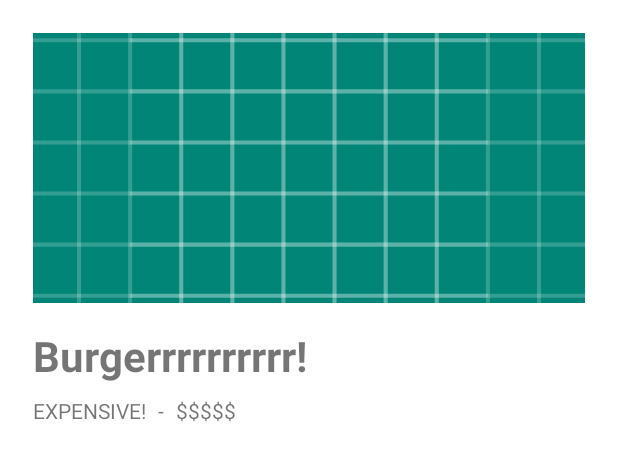
After one commit to kevoroid/MVVM_androidSample, an Android app: the layout bottom_sheet_item_detail.xml on its own in the app's theme, with its tools: preview values and no code run, on a phone screen of 412 x 824 dp. The commit adds this screen. Shown: the top 460 px of the screen. Run offline under Robolectric (Android 15) with nearby library versions, the phone set to English and light mode, and no system bars.

Commit message:
implementing bottomsheet helper class

```diff
--- /dev/null
+++ b/app/src/main/java/com/kevoroid/foodshop/utils/BottomSheetHelper.java
@@ -0,0 +1,49 @@
+package com.kevoroid.foodshop.utils;
+
+import android.content.Context;
+import android.view.View;
+import android.widget.ImageView;
+import android.widget.TextView;
+import com.google.android.material.bottomsheet.BottomSheetDialog;
+import com.kevoroid.foodshop.R;
+import com.kevoroid.foodshop.apis.RetroMaster;
+import com.kevoroid.foodshop.models.Product;
+import com.squareup.picasso.Callback;
+import com.squareup.picasso.Picasso;
+
+import java.util.Objects;
+
+public class BottomSheetHelper {
+
+	public static void showProductDetails(Context context, Product product) {
+		System.out.println("FoodFragment.showProductDetails");
+		View bottomSheetView = View.inflate(context, R.layout.bottom_sheet_item_detail, null);
+		BottomSheetDialog bottomSheetDialog = new BottomSheetDialog(Objects.requireNonNull(context));
+		bottomSheetDialog.setContentView(bottomSheetView);
+
+		TextView itemName = (TextView) bottomSheetView.findViewById(R.id.item_detail_name);
+		ImageView itemImage = (ImageView) bottomSheetView.findViewById(R.id.item_detail_image);
+		TextView itemPrice = (TextView) bottomSheetView.findViewById(R.id.item_detail_price);
+		TextView itemCurrency = (TextView) bottomSheetView.findViewById(R.id.item_detail_currency);
+
+		itemName.setText(product.getName());
+		itemPrice.setText(product.getSalePrice().getAmount());
+		itemCurrency.setText(product.getSalePrice().getCurrency());
+		Picasso.get().load(RetroMaster.BASE_URL + product.getImageUrl()).into(itemImage, new Callback() {
+			@Override
+			public void onSuccess() {
+			}
+
+			@Override
+			public void onError(Exception e) {
+				itemImage.setImageResource(R.drawable.outline_fastfood_white_48);
+			}
+		});
+
+		try {
+			bottomSheetDialog.show();
+		} catch (Exception e) {
+			e.printStackTrace();
+		}
+	}
+}
--- /dev/null
+++ b/app/src/main/res/layout/bottom_sheet_item_detail.xml
@@ -0,0 +1,59 @@
+<?xml version="1.0" encoding="utf-8"?>
+<LinearLayout xmlns:android="http://schemas.android.com/apk/res/android"
+	xmlns:app="http://schemas.android.com/apk/res-auto"
+	xmlns:tools="http://schemas.android.com/tools"
+	android:orientation="vertical"
+	android:padding="22dp"
+	android:layout_width="match_parent"
+	android:layout_height="match_parent">
+
+	<ImageView
+		android:id="@+id/item_detail_image"
+		android:layout_width="match_parent"
+		android:layout_height="180dp"
+		android:scaleType="centerCrop"
+		tools:src="@drawable/ic_launcher_background" />
+
+	<androidx.appcompat.widget.AppCompatTextView
+		android:id="@+id/item_detail_name"
+		android:layout_width="match_parent"
+		android:layout_height="wrap_content"
+		android:textStyle="bold"
+		android:layout_marginTop="16dp"
+		android:textSize="28sp"
+		app:autoSizeTextType="uniform"
+		tools:text="Burgerrrrrrrrrr!" />
+
+	<LinearLayout
+		android:layout_width="match_parent"
+		android:layout_height="wrap_content"
+		android:layout_gravity="center_vertical"
+		android:layout_marginBottom="8dp"
+		android:orientation="horizontal">
+
+		<androidx.appcompat.widget.AppCompatTextView
+			android:id="@+id/item_detail_price"
+			android:layout_width="wrap_content"
+			android:layout_height="wrap_content"
+			android:layout_marginTop="8dp"
+			android:layout_marginBottom="8dp"
+			android:textAllCaps="true"
+			tools:text="Expensive!" />
+
+		<androidx.appcompat.widget.AppCompatTextView
+			android:layout_width="wrap_content"
+			android:layout_height="wrap_content"
+			android:layout_margin="8dp"
+			android:text="@string/dash" />
+
+		<androidx.appcompat.widget.AppCompatTextView
+			android:id="@+id/item_detail_currency"
+			android:layout_width="wrap_content"
+			android:layout_height="wrap_content"
+			android:layout_marginTop="8dp"
+			android:layout_marginBottom="8dp"
+			tools:text="$$$$$" />
+
+	</LinearLayout>
+
+</LinearLayout>
--- a/app/src/main/res/values/strings.xml
+++ b/app/src/main/res/values/strings.xml
@@ -2,4 +2,5 @@
 	<string name="app_name">FoodShop</string>
 	<string name="label_please_wait">Please wait...</string>
 	<string name="we_have_a_problem_err">Houston, we have a problem!</string>
+	<string name="dash">-</string>
 </resources>
--- a/app/src/main/res/values/styles.xml
+++ b/app/src/main/res/values/styles.xml
@@ -1,11 +1,17 @@
 <resources>
 
 	<!-- Base application theme. -->
-	<style name="AppTheme" parent="Theme.MaterialComponents.DayNight.DarkActionBar.Bridge">
+	<style name="AppTheme" parent="Theme.MaterialComponents.DayNight.DarkActionBar">
 		<!-- Customize your theme here. -->
 		<item name="colorPrimary">@color/colorPrimary</item>
 		<item name="colorPrimaryDark">@color/colorPrimaryDark</item>
 		<item name="colorAccent">@color/colorAccent</item>
+		<item name="shapeAppearanceLargeComponent">@style/BottomSheetNativeTheme</item>
+	</style>
+
+	<style name="BottomSheetNativeTheme" parent="ShapeAppearance.MaterialComponents.LargeComponent">
+		<item name="cornerFamily">rounded</item>
+		<item name="cornerSize">16dp</item>
 	</style>
 
 </resources>
```
